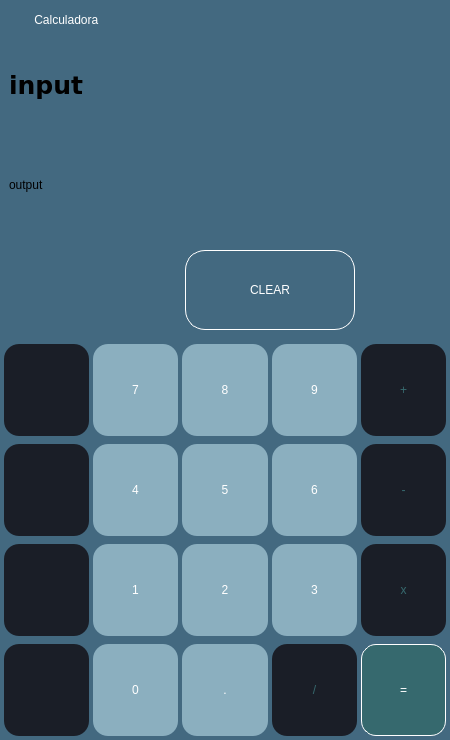
First picture: the form in main.ui, repository deybitsds/calculadora_python, before the edit.
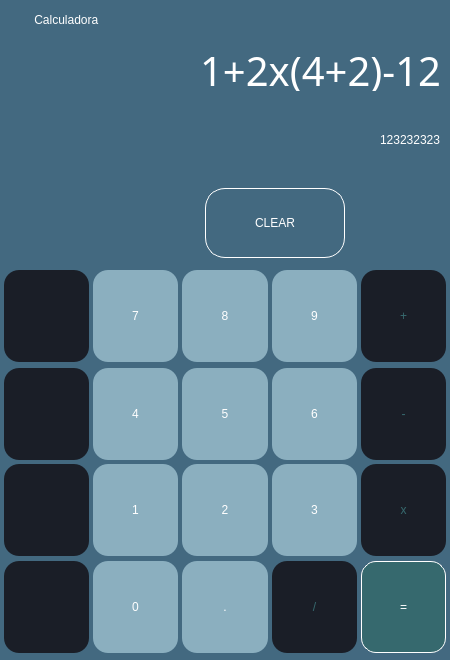
Second picture: the form after the edit. Icons and pictures are not drawn.

Commit message: interfaz completada

Diff of the .ui file:
```diff
--- a/main.ui
+++ b/main.ui
@@ -7,13 +7,13 @@
     <x>0</x>
     <y>0</y>
     <width>450</width>
-    <height>740</height>
+    <height>660</height>
    </rect>
   </property>
   <property name="minimumSize">
    <size>
     <width>450</width>
-    <height>740</height>
+    <height>660</height>
    </size>
   </property>
   <property name="windowTitle">
@@ -293,13 +293,13 @@
       <property name="minimumSize">
        <size>
         <width>450</width>
-        <height>90</height>
+        <height>60</height>
        </size>
       </property>
       <property name="maximumSize">
        <size>
         <width>16777215</width>
-        <height>90</height>
+        <height>60</height>
        </size>
       </property>
       <property name="styleSheet">
@@ -312,18 +312,23 @@
        <enum>QFrame::Raised</enum>
       </property>
       <layout class="QHBoxLayout" name="horizontalLayout_7">
-       <item>
+       <item alignment="Qt::AlignRight|Qt::AlignVCenter">
         <widget class="QLabel" name="label">
          <property name="font">
           <font>
-           <family>DejaVu Sans</family>
-           <pointsize>19</pointsize>
-           <weight>75</weight>
-           <bold>true</bold>
+           <family>Montserrat</family>
+           <pointsize>30</pointsize>
+           <weight>50</weight>
+           <italic>false</italic>
+           <bold>false</bold>
           </font>
          </property>
+         <property name="styleSheet">
+          <string notr="true">color:rgb(255,255,255);
+font:  30pt &quot;Montserrat&quot;;</string>
+         </property>
          <property name="text">
-          <string>input</string>
+          <string>1+2x(4+2)-12</string>
          </property>
         </widget>
        </item>
@@ -335,7 +340,13 @@
       <property name="minimumSize">
        <size>
         <width>450</width>
-        <height>110</height>
+        <height>80</height>
+       </size>
+      </property>
+      <property name="maximumSize">
+       <size>
+        <width>16777215</width>
+        <height>80</height>
        </size>
       </property>
       <property name="styleSheet">
@@ -348,10 +359,14 @@
        <enum>QFrame::Raised</enum>
       </property>
       <layout class="QHBoxLayout" name="horizontalLayout_8">
-       <item>
+       <item alignment="Qt::AlignRight|Qt::AlignVCenter">
         <widget class="QLabel" name="label_2">
+         <property name="styleSheet">
+          <string notr="true">color:rgb(255,255,255);
+font:  Bold 45pt &quot;Montserrat&quot;;</string>
+         </property>
          <property name="text">
-          <string>output</string>
+          <string>123232323</string>
          </property>
         </widget>
        </item>
@@ -363,7 +378,13 @@
       <property name="minimumSize">
        <size>
         <width>450</width>
-        <height>100</height>
+        <height>86</height>
+       </size>
+      </property>
+      <property name="maximumSize">
+       <size>
+        <width>1920</width>
+        <height>117</height>
        </size>
       </property>
       <property name="styleSheet">
@@ -475,8 +496,8 @@
         <widget class="QPushButton" name="bt_limpiar">
          <property name="minimumSize">
           <size>
-           <width>170</width>
-           <height>80</height>
+           <width>140</width>
+           <height>70</height>
           </size>
          </property>
          <property name="styleSheet">
@@ -545,6 +566,12 @@
         <height>100</height>
        </size>
       </property>
+      <property name="maximumSize">
+       <size>
+        <width>1920</width>
+        <height>133</height>
+       </size>
+      </property>
       <property name="styleSheet">
        <string notr="true">border:0px;</string>
       </property>
@@ -708,7 +735,13 @@
       <property name="minimumSize">
        <size>
         <width>450</width>
-        <height>100</height>
+        <height>96</height>
+       </size>
+      </property>
+      <property name="maximumSize">
+       <size>
+        <width>1920</width>
+        <height>129</height>
        </size>
       </property>
       <property name="styleSheet">
@@ -874,7 +907,13 @@
       <property name="minimumSize">
        <size>
         <width>450</width>
-        <height>100</height>
+        <height>96</height>
+       </size>
+      </property>
+      <property name="maximumSize">
+       <size>
+        <width>16777215</width>
+        <height>129</height>
        </size>
       </property>
       <property name="styleSheet">
@@ -1046,7 +1085,13 @@
       <property name="minimumSize">
        <size>
         <width>450</width>
-        <height>100</height>
+        <height>102</height>
+       </size>
+      </property>
+      <property name="maximumSize">
+       <size>
+        <width>16777215</width>
+        <height>135</height>
        </size>
       </property>
       <property name="styleSheet">
@@ -1072,7 +1117,7 @@
         <number>4</number>
        </property>
        <property name="bottomMargin">
-        <number>0</number>
+        <number>4</number>
        </property>
        <item>
         <widget class="QPushButton" name="bt_pow">
```
Left out of the diff: 36 changed lines with no effect on the pictures. The commit also changes 1 other file.
